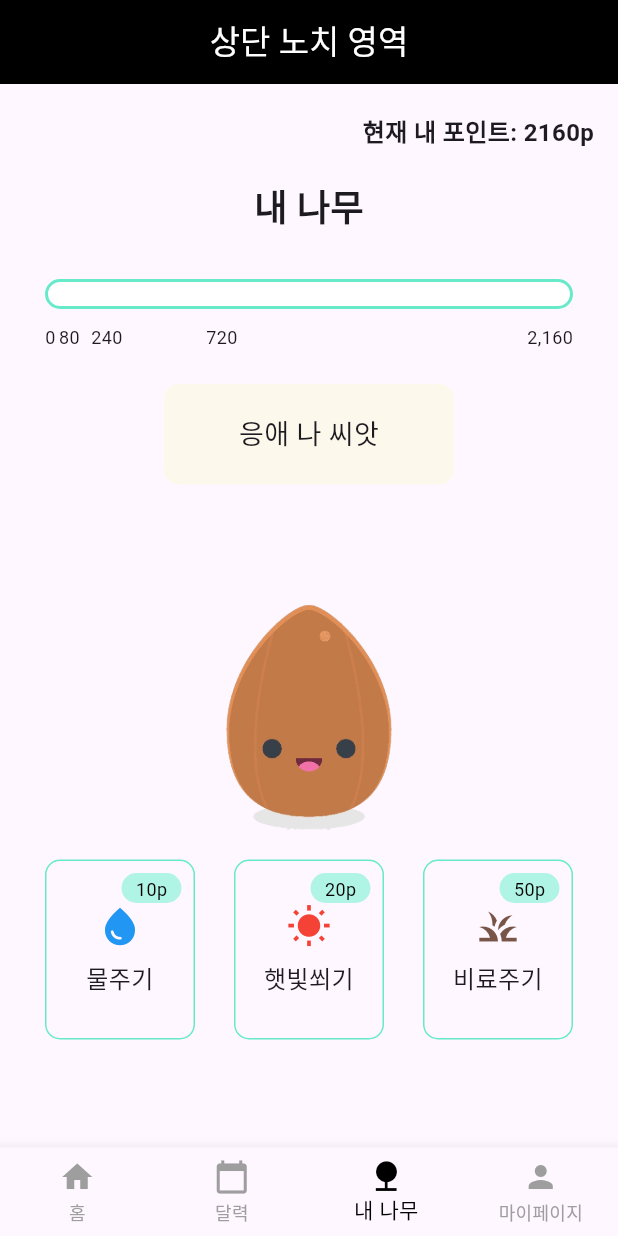
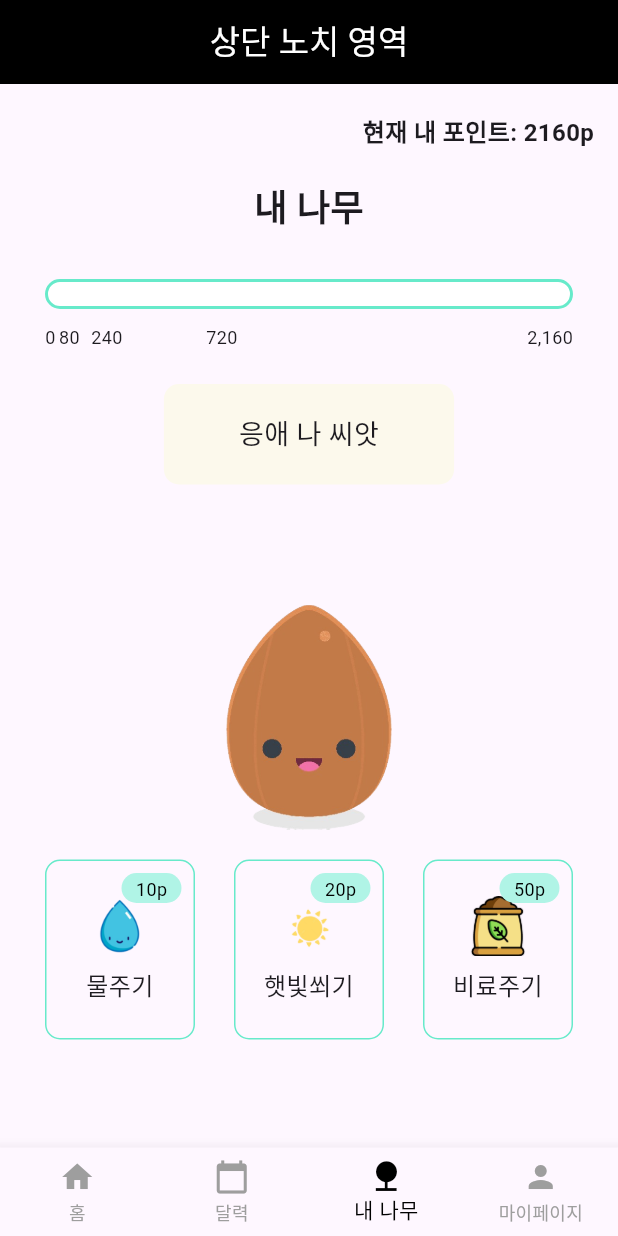
Before and after one commit to choimings/growing_tree, a Flutter app: the screen it shows after launch, on a phone screen of 412 x 824 dp. Run offline on Flutter 3.47's test engine with Material 3 defaults, Android fonts, the phone set to English and light mode, and no system bars.

Commit message:
action button icon -> image change

```diff
--- a/lib/tree_page.dart
+++ b/lib/tree_page.dart
@@ -211,22 +211,19 @@ class _TreePageState extends State<TreePage> {
                 ActionButton(
                   label: '물주기',
                   points: '10p',
-                  icon: Icons.water_drop,
-                  iconColor: Colors.blue,
+                  imagePath: 'assets/water.png',
                   onPressed: () => usePoints(10),
                 ),
                 ActionButton(
                   label: '햇빛쐬기',
                   points: '20p',
-                  icon: Icons.wb_sunny,
-                  iconColor: Colors.red,
+                  imagePath: 'assets/sun.png',
                   onPressed: () => usePoints(20),
                 ),
                 ActionButton(
                   label: '비료주기',
                   points: '50p',
-                  icon: Icons.grass,
-                  iconColor: Colors.brown,
+                  imagePath: 'assets/fertilizer.png',
                   onPressed: () => usePoints(50),
                 ),
               ],
@@ -253,16 +250,14 @@ class _TreePageState extends State<TreePage> {
 class ActionButton extends StatelessWidget {
   final String label;
   final String points;
-  final IconData icon;
-  final Color iconColor;
+  final String imagePath; // 이미지 경로 전달받기
   final VoidCallback onPressed;
 
   const ActionButton({
     Key? key,
     required this.label,
     required this.points,
-    required this.icon,
-    required this.iconColor,
+    required this.imagePath, // 이미지 경로
     required this.onPressed,
   }) : super(key: key);
 
@@ -283,8 +278,13 @@ class ActionButton extends StatelessWidget {
               child: Column(
                 mainAxisAlignment: MainAxisAlignment.center,
                 children: [
-                  Icon(icon, size: 30, color: iconColor),
-                  SizedBox(height: 8),
+                // 이미지 추가
+                Image.asset(
+                imagePath, // 이미지 경로 사용
+                height: 40, // 이미지 높이
+                width: 40, // 이미지 너비
+                ),
+                  SizedBox(height: 8,),
                   Text(
                     label,
                     textAlign: TextAlign.center,
```
Also changed, not shown: assets/branch.png (added), assets/fertilizer.png (added), assets/flower.png (added), assets/sprout.png (added), assets/sun.png (added), assets/tree.png (added), assets/water.png (added).
